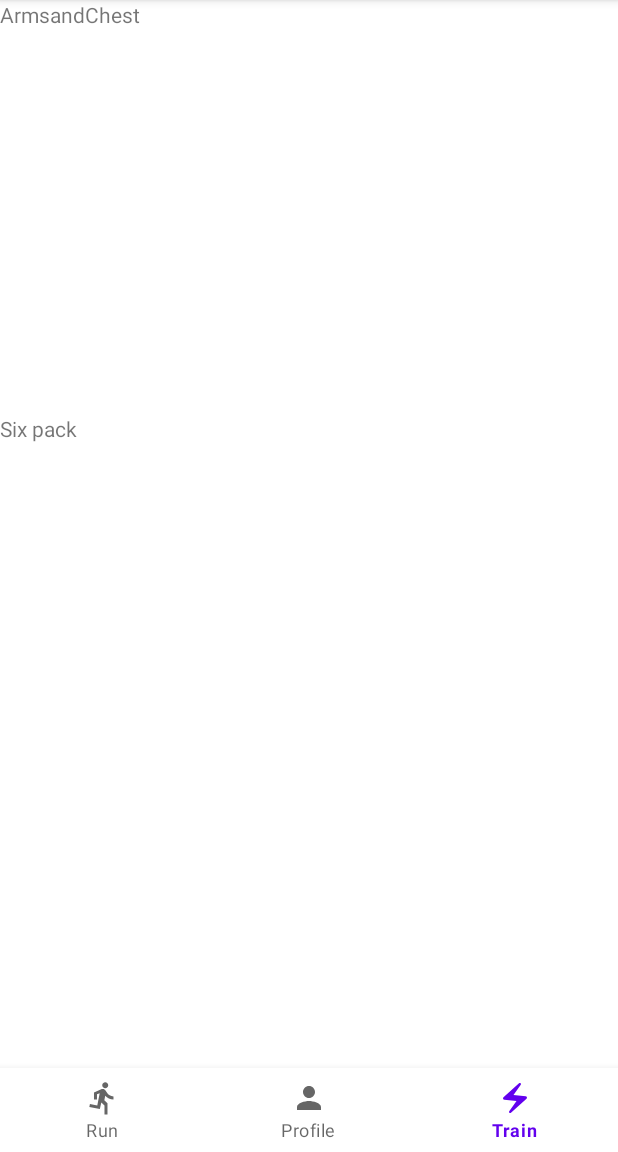
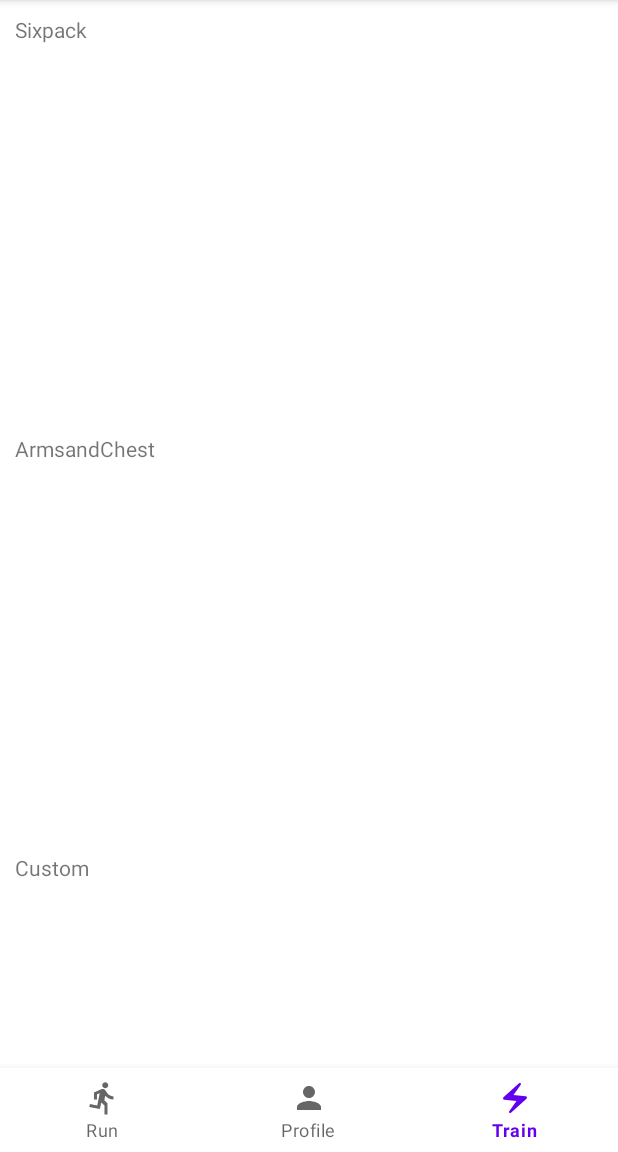
Before and after one commit to joonasoispuu/SOU-grupp, an Android app: the screen it shows after launch (MainActivity), item 3 of the bottom bar chosen, on a phone screen of 412 x 824 dp, the part 84-1236 px from its top. Run offline under Robolectric (Android 15) with nearby library versions, the phone set to English and light mode, and no system bars; our stand-ins replace Room's generated code.

Commit message:
Added exercise fragments changed

```diff
--- a/app/src/main/res/layout/fragment_train.xml
+++ b/app/src/main/res/layout/fragment_train.xml
@@ -5,24 +5,46 @@
     android:layout_height="match_parent"
     tools:context=".fragment.TrainFragment">
 
-    <TextView
-        android:id="@+id/textView2"
-        android:layout_width="match_parent"
-        android:layout_height="216dp"
-        android:layout_gravity="center"
-        android:text="Six pack" />
+    <GridLayout
+        android:id="@+id/gridLayout"
+        android:layout_width="387dp"
+        android:layout_height="578dp"
+        android:layout_margin="10sp"
+        android:columnCount="3"
+        android:rowCount="1">
 
         <TextView
-        android:id="@+id/textView4"
-        android:layout_width="wrap_content"
+            android:tag="ArmsandChest"
+            android:onClick="OnChosenExercise"
+            android:clickable="true"
+            android:layout_row="0"
+            android:layout_column="0"
+            android:layout_width="match_parent"
             android:layout_height="wrap_content"
+            android:layout_gravity="center"
             android:text="ArmsandChest" />
 
         <TextView
-        android:id="@+id/textView5"
-        android:layout_width="wrap_content"
+            android:tag="Sixpack"
+            android:onClick="OnChosenExercise"
+            android:clickable="true"
+            android:layout_row="0"
+            android:layout_column="0"
+            android:layout_width="match_parent"
+            android:layout_height="wrap_content"
+            android:text="Sixpack" />
+
+        <TextView
+            android:tag="Custom"
+            android:onClick="OnChosenExercise"
+            android:clickable="true"
+            android:layout_row="0"
+            android:layout_column="0"
+            android:layout_width="match_parent"
             android:layout_height="wrap_content"
             android:layout_gravity="bottom"
             android:text="Custom" />
 
+    </GridLayout>
+
 </FrameLayout>
```
Also changed, not shown: app/src/main/java/com/example/workoutappgroupproject/activity/MainActivity.java (+21 -0 lines), app/src/main/java/com/example/workoutappgroupproject/fragment/ArmsandchestFragment.java (added, +65 -0 lines), app/src/main/java/com/example/workoutappgroupproject/fragment/CustomFragment.java (added, +65 -0 lines), app/src/main/java/com/example/workoutappgroupproject/fragment/SixpackFragment.java (added, +65 -0 lines), app/src/main/res/layout/fragment_armsandchest.xml (added, +41 -0 lines), app/src/main/res/layout/fragment_custom.xml (added, +14 -0 lines), app/src/main/res/layout/fragment_sixpack.xml (added, +41 -0 lines). Lines whose indentation alone changed are shown as unchanged.
